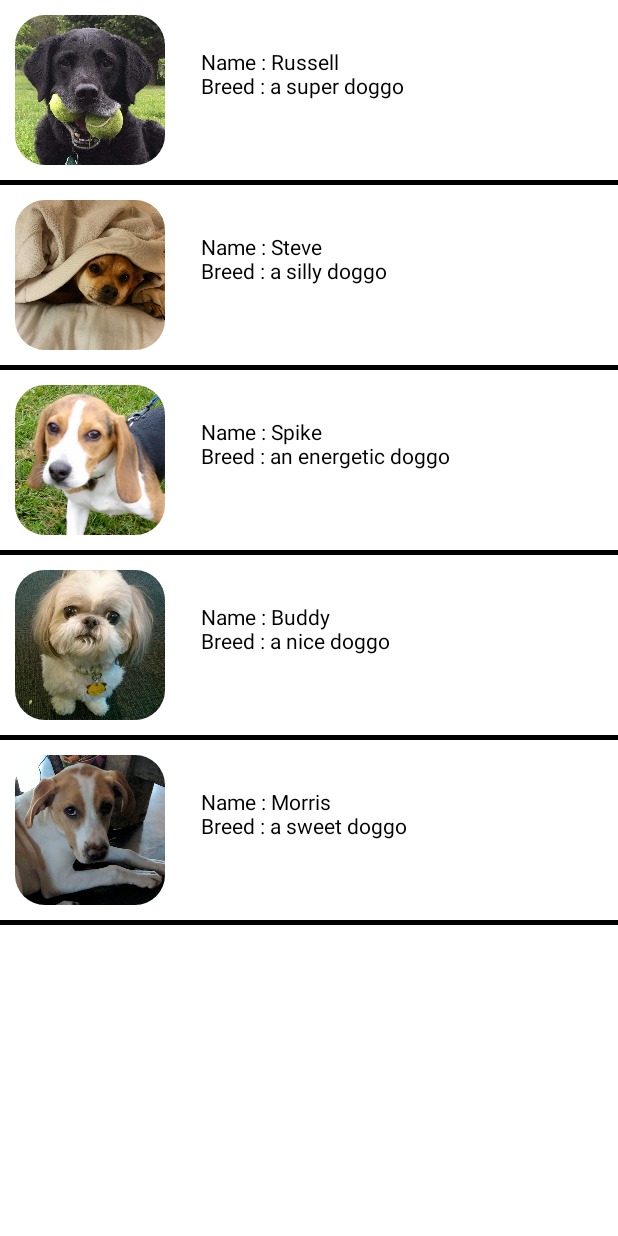
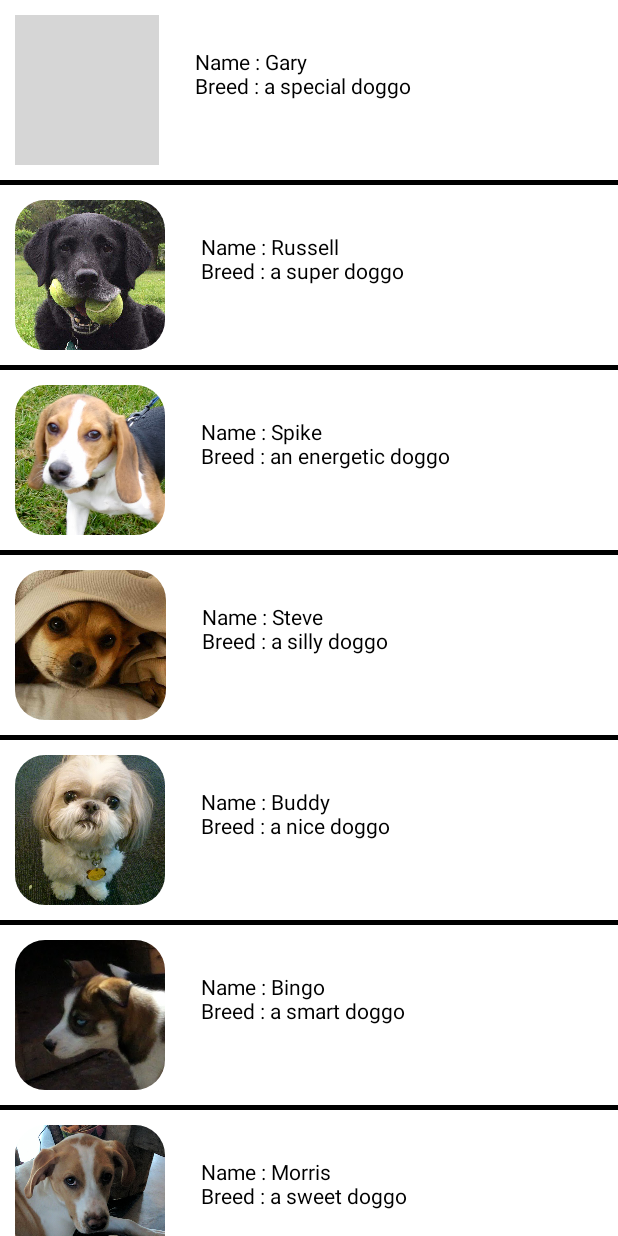
Before and after one commit to dustmachine/android-dev-challenge-compose-1, an Android app built with Jetpack Compose: the screen it shows after launch (MainActivity), on a phone screen of 412 x 824 dp. Run offline under Robolectric (Android 15) with nearby library versions, the phone set to English and light mode, and no system bars; grey boxes are pictures that could not be loaded.

Commit message:
more dogs

```diff
--- a/app/src/main/java/com/example/androiddevchallenge/MainActivity.kt
+++ b/app/src/main/java/com/example/androiddevchallenge/MainActivity.kt
@@ -20,7 +20,11 @@ import androidx.activity.compose.setContent
 import androidx.appcompat.app.AppCompatActivity
 import androidx.compose.foundation.Image
 import androidx.compose.foundation.background
-import androidx.compose.foundation.layout.*
+import androidx.compose.foundation.layout.Column
+import androidx.compose.foundation.layout.Row
+import androidx.compose.foundation.layout.fillMaxWidth
+import androidx.compose.foundation.layout.height
+import androidx.compose.foundation.layout.padding
 import androidx.compose.foundation.lazy.LazyColumn
 import androidx.compose.foundation.lazy.items
 import androidx.compose.foundation.shape.RoundedCornerShape
@@ -42,13 +46,14 @@ class MainActivity : AppCompatActivity() {
     override fun onCreate(savedInstanceState: Bundle?) {
         super.onCreate(savedInstanceState)
         setContent {
-            var pets = { "onepet" }
             PetList(
                 pets = listOf(
+                    Pet("Gary", "a special doggo", R.drawable.gary),
                     Pet("Russell", "a super doggo", R.drawable.russell),
+                    Pet("Spike", "an energetic doggo", R.drawable.spike),
                     Pet("Steve", "a silly doggo", R.drawable.steve),
-                    Pet("Spike", "an energetic doggo", R.drawable.spike),
                     Pet("Buddy", "a nice doggo", R.drawable.buddy),
+                    Pet("Bingo", "a smart doggo", R.drawable.bingo),
                     Pet("Morris", "a sweet doggo", R.drawable.morris)
                 )
             )
@@ -69,7 +74,6 @@ fun PetList(pets: List<Pet>, modifier: Modifier = Modifier) {
 // Start building your app here!
 @Composable
 fun PetCard(
-    modifier: Modifier = Modifier,
     pet: Pet
 ) {
     Surface(color = MaterialTheme.colors.background) {
@@ -103,20 +107,22 @@ fun LightPreview() {
     MyTheme {
         PetList(
             pets = listOf(
+                Pet("Gary", "a special doggo", R.drawable.gary),
                 Pet("Russell", "a super doggo", R.drawable.russell),
+                Pet("Spike", "an energetic doggo", R.drawable.spike),
                 Pet("Steve", "a silly doggo", R.drawable.steve),
-                Pet("Spike", "an energetic doggo", R.drawable.spike),
                 Pet("Buddy", "a nice doggo", R.drawable.buddy),
+                Pet("Bingo", "a smart doggo", R.drawable.bingo),
                 Pet("Morris", "a sweet doggo", R.drawable.morris)
             )
         )
     }
 }
 //
-//@Preview("Dark Theme", widthDp = 360, heightDp = 640)
-//@Composable
-//fun DarkPreview() {
+// @Preview("Dark Theme", widthDp = 360, heightDp = 640)
+// @Composable
+// fun DarkPreview() {
 //    MyTheme(darkTheme = true) {
 //        NewsStory()
 //    }
-//}
+// }
--- a/app/src/main/java/com/example/androiddevchallenge/model/Pet.kt
+++ b/app/src/main/java/com/example/androiddevchallenge/model/Pet.kt
@@ -1,5 +1,18 @@
+/*
+ * Copyright 2021 The Android Open Source Project
+ *
+ * Licensed under the Apache License, Version 2.0 (the "License");
+ * you may not use this file except in compliance with the License.
+ * You may obtain a copy of the License at
+ *
+ *     https://www.apache.org/licenses/LICENSE-2.0
+ *
+ * Unless required by applicable law or agreed to in writing, software
+ * distributed under the License is distributed on an "AS IS" BASIS,
+ * WITHOUT WARRANTIES OR CONDITIONS OF ANY KIND, either express or implied.
+ * See the License for the specific language governing permissions and
+ * limitations under the License.
+ */
 package com.example.androiddevchallenge.model
 
-class Pet(val name: String, val breed: String, val photo: Int) {
-
-}
+class Pet(val name: String, val breed: String, val photo: Int)
```
Also changed, not shown: app/src/main/res/drawable/bingo.png (added), app/src/main/res/drawable/steve.png, 1 other file.
